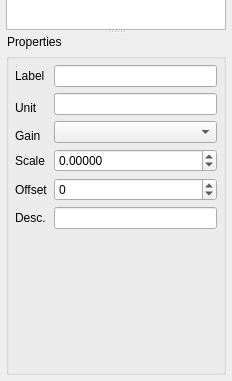
First picture: the form in Tools/Mokka/ModelDockWidget.ui, repository Biomechanical-ToolKit/BTKCore, before the edit; both pictures show x 0 to 232 and y 345 to 726 of the 232 by 726 pixel window.
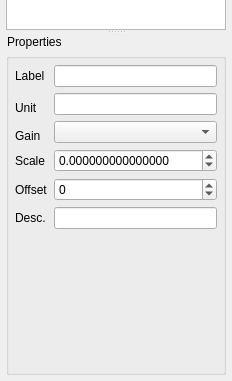
Second picture: the form after the edit. The open tabs and pages were chosen to show the change. Icons and pictures are not drawn. Custom widgets are drawn as their Qt base class.

Commit message: [UPD] Mokka: The number of decimals for the analog scale is now always set to 15. It gives the possibility for the user to set a value lower than 1e-5 even if the original one was not below this threshold.

```diff
--- a/Tools/Mokka/ModelDockWidget.ui
+++ b/Tools/Mokka/ModelDockWidget.ui
@@ -978,7 +978,7 @@
                <item row="4" column="1">
                 <widget class="QDoubleSpinBox" name="analogScaleSpinBox">
                  <property name="decimals">
-                  <number>5</number>
+                  <number>15</number>
                  </property>
                  <property name="minimum">
                   <double>-100000.000000000000000</double>
```
The commit also changes 1 other file.
